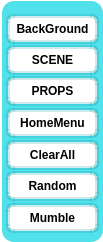
Old version of the form Scripts/MainMenu.ui in the repository lznt/p2Scripts.
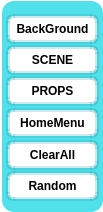
New version of the form.

```diff
--- a/Scripts/MainMenu.ui
+++ b/Scripts/MainMenu.ui
@@ -7,7 +7,7 @@
     <x>0</x>
     <y>0</y>
     <width>103</width>
-    <height>242</height>
+    <height>212</height>
    </rect>
   </property>
   <property name="mouseTracking">
@@ -109,7 +109,7 @@
      <x>2</x>
      <y>1</y>
      <width>101</width>
-     <height>241</height>
+     <height>211</height>
     </rect>
    </property>
    <property name="frameShape">
@@ -235,25 +235,6 @@
      <string>Random</string>
     </property>
    </widget>
-   <widget class="QPushButton" name="MumbleBtn">
-    <property name="geometry">
-     <rect>
-      <x>4</x>
-      <y>202</y>
-      <width>93</width>
-      <height>30</height>
-     </rect>
-    </property>
-    <property name="mouseTracking">
-     <bool>true</bool>
-    </property>
-    <property name="styleSheet">
-     <string notr="true"/>
-    </property>
-    <property name="text">
-     <string>Mumble</string>
-    </property>
-   </widget>
   </widget>
  </widget>
  <resources/>
```
